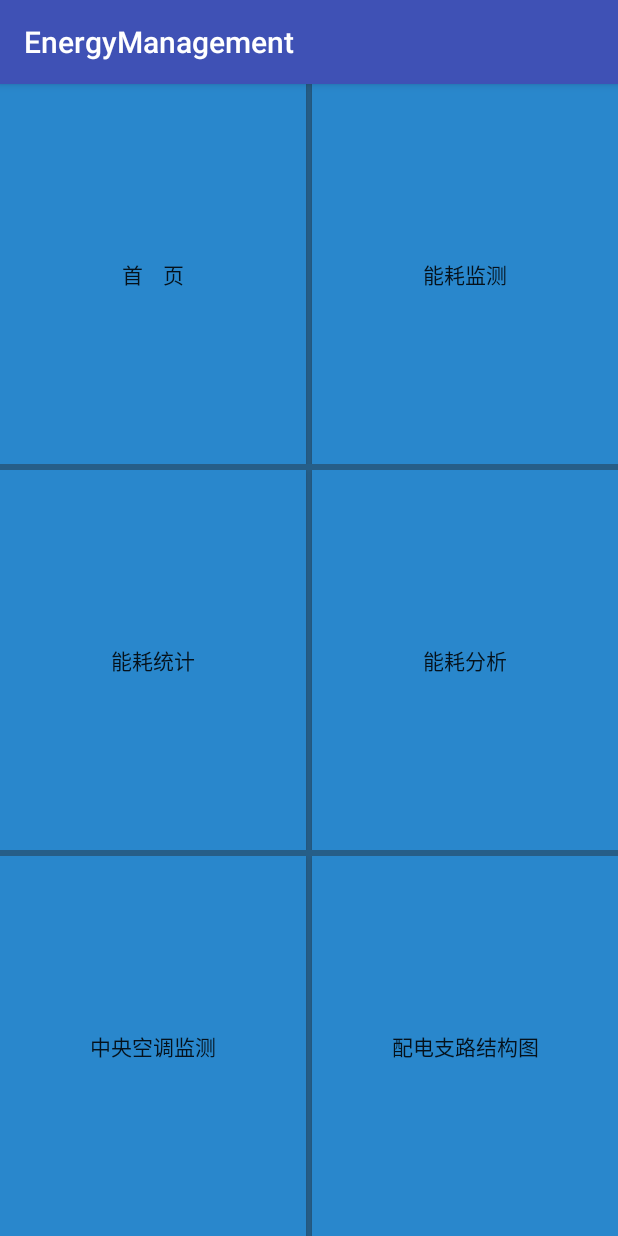
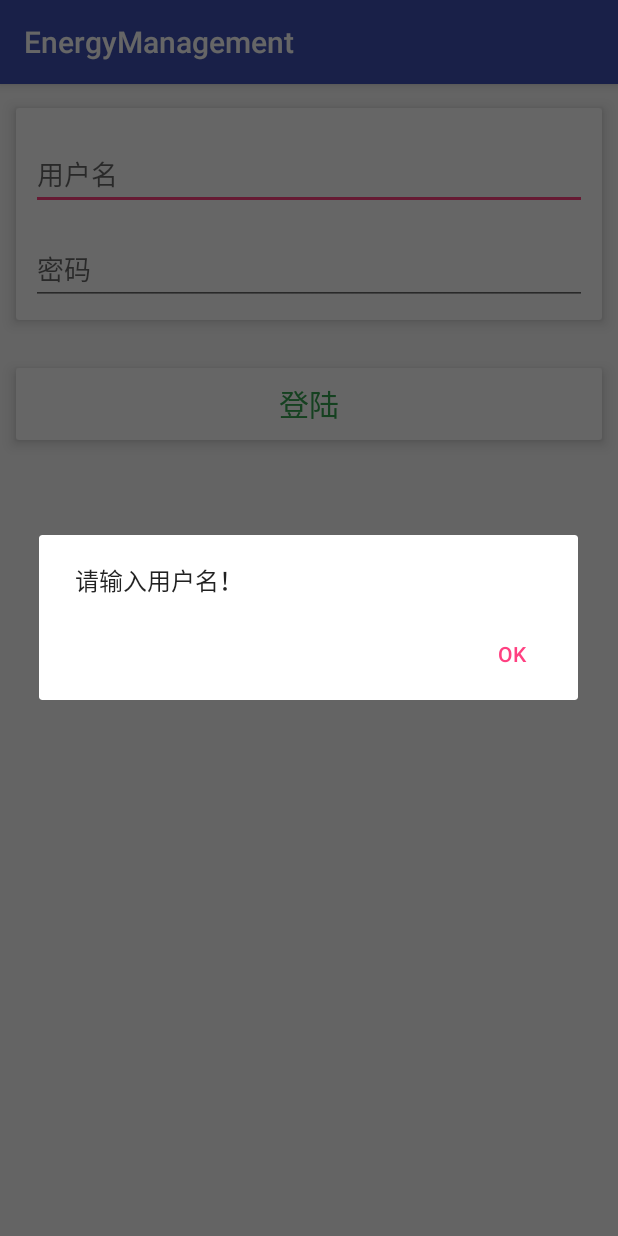
Before and after one commit to Windman1320/EnergyManagement, an Android app: the screen it shows after launch (Main before the commit, LoginActivity after it), after a tap on "登陆", on a phone screen of 412 x 824 dp. Run offline under Robolectric (Android 15) with nearby library versions, the phone set to English and light mode, and no system bars.

Commit message:
登陆验证输入合法

```diff
--- a/app/src/main/java/com/tony/energymanagement/em/LoginActivity.java
+++ b/app/src/main/java/com/tony/energymanagement/em/LoginActivity.java
@@ -2,6 +2,7 @@ package com.tony.energymanagement.em;
 
 import android.content.Intent;
 import android.os.Bundle;
+import android.support.v7.app.AlertDialog;
 import android.support.v7.app.AppCompatActivity;
 import android.util.Log;
 import android.view.View;
@@ -32,19 +33,26 @@ public class LoginActivity extends AppCompatActivity {
                Log.i("LoginActivity:","username->"+ed_passwd.getText());
 
 
-//                if("".equals(ed_username.getText())||ed_username.getText()==null) {
-//                    Toast.makeText(LoginActivity.this,"用户名不能为空！",Toast.LENGTH_SHORT).show();
-//                    if("".equals(ed_passwd.getText())||ed_passwd.getText()==null){
-//                        Toast.makeText(LoginActivity.this,"密码不能为空！",Toast.LENGTH_SHORT).show();
-//                    }else {
-//
-//                    }
-//                }
+                if("".equals(ed_username.getText().toString())||ed_username.getText()==null) {
+                    new AlertDialog.Builder(LoginActivity.this)
+                            .setMessage("请输入用户名！")
+                            .setPositiveButton("OK", null)
+                            .show();
+
+                }else if("".equals(ed_passwd.getText().toString())||ed_passwd.getText()==null){
+                    new AlertDialog.Builder(LoginActivity.this)
+                            .setMessage("密码不能为空！")
+                            .setPositiveButton("OK", null)
+                            .show();
+                }else {
+                    //跳转到下一个activity
+                    Intent intent = new Intent(LoginActivity.this,Main.class);
+                    startActivity(intent);
+                }
                 //验证用户名和密码是否正确
 
-                //跳转到下一个activity
-                Intent intent = new Intent(LoginActivity.this,Main.class);
-                startActivity(intent);
+
+
             }
         });
     }
--- a/app/src/main/res/layout/activity_login.xml
+++ b/app/src/main/res/layout/activity_login.xml
@@ -42,21 +42,16 @@
         </LinearLayout>
 
     </android.support.v7.widget.CardView>
-    <!--<android.support.v7.widget.CardView-->
-        <!--android:id="@+id/card_view2"-->
-        <!--android:layout_width="match_parent"-->
-        <!--android:layout_height="wrap_content"-->
-        <!--app:cardCornerRadius="2dp"-->
-        <!--app:cardBackgroundColor="#ffffff"-->
-        <!--app:cardElevation="5dp"-->
-        <!--app:cardMaxElevation="10dp"-->
-        <!--app:cardUseCompatPadding="true"-->
-        <!--app:cardPreventCornerOverlap="true">-->
-
-            <!---->
-
-
-    <!--</android.support.v7.widget.CardView>-->
+    <android.support.v7.widget.CardView
+        android:id="@+id/card_view2"
+        android:layout_width="match_parent"
+        android:layout_height="wrap_content"
+        app:cardCornerRadius="2dp"
+        app:cardBackgroundColor="#ffffff"
+        app:cardElevation="5dp"
+        app:cardMaxElevation="10dp"
+        app:cardUseCompatPadding="true"
+        app:cardPreventCornerOverlap="true">
 
         <Button
             android:id="@+id/btn_login"
@@ -68,6 +63,10 @@
             android:background="#ffffff"
             android:textColor="#35a351"
             android:textSize="20sp"
-        android:layout_marginLeft="10dp"
-        android:layout_marginRight="10dp"/>
+            />
+
+
+    </android.support.v7.widget.CardView>
+
+
 </LinearLayout>
```
Lines whose indentation alone changed are shown as unchanged.
